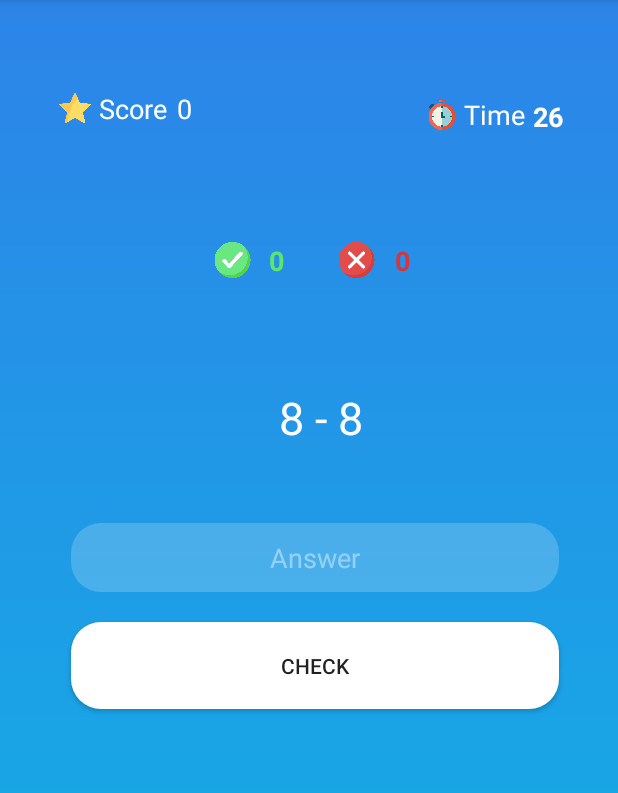
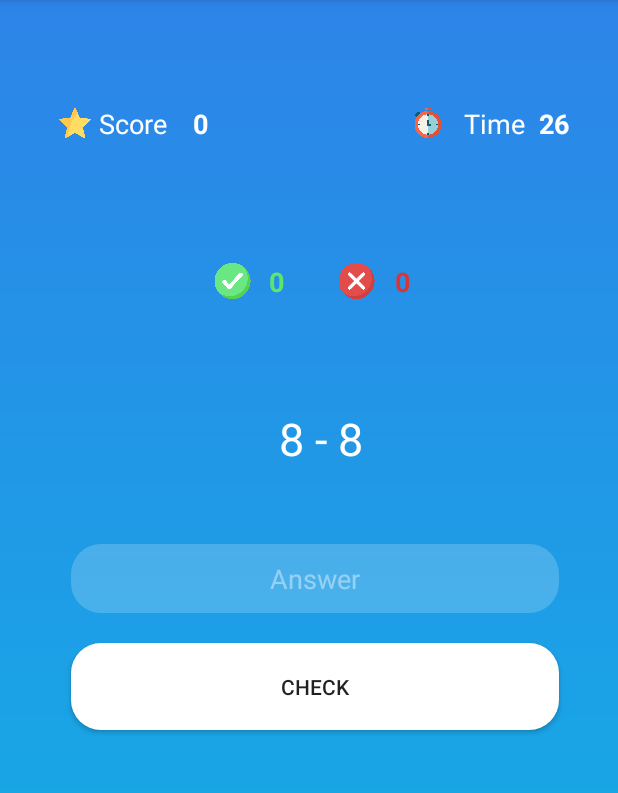
Before and after one commit to P09OB/Lab2, an Android app: the screen it shows after launch (MainActivity), on a phone screen of 412 x 824 dp, the part 84-877 px from its top. Run offline under Robolectric (Android 15) with nearby library versions, the phone set to English and light mode, and no system bars.

```diff
--- a/app/src/main/res/layout/activity_main.xml
+++ b/app/src/main/res/layout/activity_main.xml
@@ -12,7 +12,7 @@
         android:layout_width="0dp"
         android:layout_height="wrap_content"
         android:layout_marginStart="23dp"
-        android:layout_marginTop="56dp"
+        android:layout_marginTop="70dp"
         android:layout_marginEnd="15dp"
         app:layout_constraintEnd_toEndOf="parent"
         app:layout_constraintHorizontal_bias="0.0"
@@ -87,24 +87,19 @@
                 android:id="@+id/imageView"
                 android:layout_width="21dp"
                 android:layout_height="24dp"
-                android:layout_marginTop="4dp"
-                app:layout_constraintBottom_toBottomOf="parent"
                 app:layout_constraintEnd_toEndOf="parent"
                 app:layout_constraintHorizontal_bias="0.045"
                 app:layout_constraintStart_toStartOf="parent"
                 app:layout_constraintTop_toTopOf="parent"
-                app:layout_constraintVertical_bias="0.0"
                 app:srcCompat="@drawable/appstore" />
 
             <TextView
                 android:id="@+id/score"
                 android:layout_width="wrap_content"
-                android:layout_height="0dp"
-                android:layout_marginTop="4dp"
+                android:layout_height="wrap_content"
                 android:text="Score"
                 android:textColor="#FFFFFF"
                 android:textSize="18sp"
-                app:layout_constraintBottom_toBottomOf="parent"
                 app:layout_constraintEnd_toEndOf="parent"
                 app:layout_constraintHorizontal_bias="0.13"
                 app:layout_constraintStart_toStartOf="parent"
@@ -114,30 +109,25 @@
                 android:id="@+id/scoreText"
                 android:layout_width="wrap_content"
                 android:layout_height="wrap_content"
-                android:layout_marginTop="4dp"
                 android:text="0"
                 android:textColor="#FFFFFF"
                 android:textSize="18sp"
-                app:layout_constraintBottom_toBottomOf="parent"
+                android:textStyle="bold"
                 app:layout_constraintEnd_toEndOf="parent"
-                app:layout_constraintHorizontal_bias="0.26"
+                app:layout_constraintHorizontal_bias="0.29"
                 app:layout_constraintStart_toStartOf="parent"
-                app:layout_constraintTop_toTopOf="parent"
-                app:layout_constraintVertical_bias="0.0" />
+                app:layout_constraintTop_toTopOf="parent" />
 
             <TextView
                 android:id="@+id/timeText"
                 android:layout_width="wrap_content"
                 android:layout_height="wrap_content"
-                android:layout_marginTop="5dp"
-                android:layout_marginBottom="4dp"
                 android:text="0"
                 android:textColor="#FFFEFE"
                 android:textSize="18sp"
                 android:textStyle="bold"
-                app:layout_constraintBottom_toBottomOf="parent"
                 app:layout_constraintEnd_toEndOf="parent"
-                app:layout_constraintHorizontal_bias="0.94"
+                app:layout_constraintHorizontal_bias="0.95"
                 app:layout_constraintStart_toStartOf="parent"
                 app:layout_constraintTop_toTopOf="parent" />
 
@@ -145,12 +135,9 @@
                 android:id="@+id/textView2"
                 android:layout_width="wrap_content"
                 android:layout_height="wrap_content"
-                android:layout_marginTop="4dp"
-                android:layout_marginBottom="5dp"
                 android:text="Time"
                 android:textColor="#FFFFFF"
                 android:textSize="18sp"
-                app:layout_constraintBottom_toBottomOf="parent"
                 app:layout_constraintEnd_toEndOf="parent"
                 app:layout_constraintHorizontal_bias="0.86"
                 app:layout_constraintStart_toStartOf="parent"
@@ -160,9 +147,8 @@
                 android:id="@+id/imageView3"
                 android:layout_width="20dp"
                 android:layout_height="24dp"
-                app:layout_constraintBottom_toBottomOf="parent"
                 app:layout_constraintEnd_toEndOf="parent"
-                app:layout_constraintHorizontal_bias="0.74"
+                app:layout_constraintHorizontal_bias="0.713"
                 app:layout_constraintStart_toStartOf="parent"
                 app:layout_constraintTop_toTopOf="parent"
                 app:srcCompat="@drawable/appstore1" />
@@ -193,7 +179,7 @@
             <ImageView
                 android:id="@+id/imageView4"
                 android:layout_width="30dp"
-                android:layout_height="wrap_content"
+                android:layout_height="24dp"
                 app:layout_constraintEnd_toEndOf="parent"
                 app:layout_constraintHorizontal_bias="0.34"
                 app:layout_constraintStart_toStartOf="parent"
@@ -203,7 +189,7 @@
             <ImageView
                 android:id="@+id/imageView5"
                 android:layout_width="30dp"
-                android:layout_height="wrap_content"
+                android:layout_height="24dp"
                 app:layout_constraintEnd_toEndOf="parent"
                 app:layout_constraintHorizontal_bias="0.58"
                 app:layout_constraintStart_toStartOf="parent"
```
